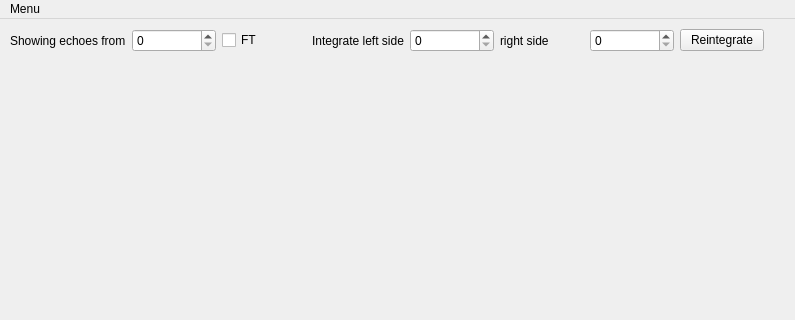
Qt form mainWindow.ui (diont17/processCPMG-vT) before a commit; both pictures show x 0 to 795 and y 0 to 320 of the 795 by 717 pixel window.
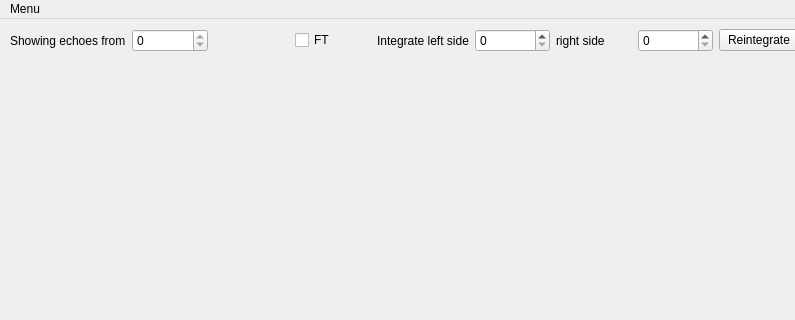
The same form after that commit.

Commit message: Gui working, import of processed .mat file, and fourier transform in background thread

```diff
--- a/mainWindow.ui
+++ b/mainWindow.ui
@@ -19,7 +19,7 @@
      <rect>
       <x>10</x>
       <y>10</y>
-      <width>754</width>
+      <width>789</width>
       <height>451</height>
      </rect>
     </property>
@@ -34,7 +34,21 @@
         </widget>
        </item>
        <item>
-        <widget class="QSpinBox" name="spnEcho"/>
+        <widget class="QSpinBox" name="spnEcho">
+         <property name="buttonSymbols">
+          <enum>QAbstractSpinBox::UpDownArrows</enum>
+         </property>
+         <property name="maximum">
+          <number>0</number>
+         </property>
+        </widget>
+       </item>
+       <item>
+        <widget class="QLabel" name="lblEchoTime">
+         <property name="text">
+          <string/>
+         </property>
+        </widget>
        </item>
        <item>
         <widget class="QCheckBox" name="chkDoFT">
```
The commit also changes 4 other files.
